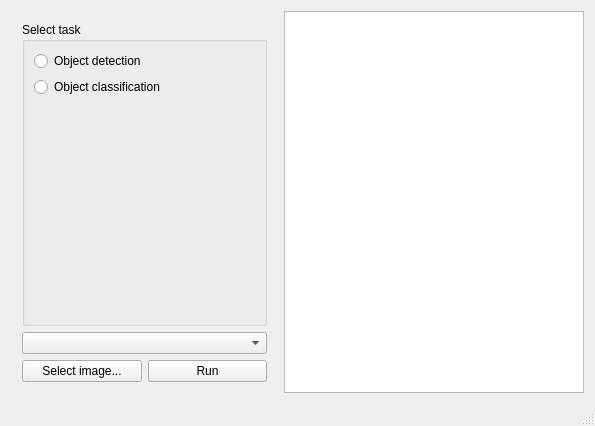
Old version of the form mainwindow.ui in the repository Svjatogor/chip_client.
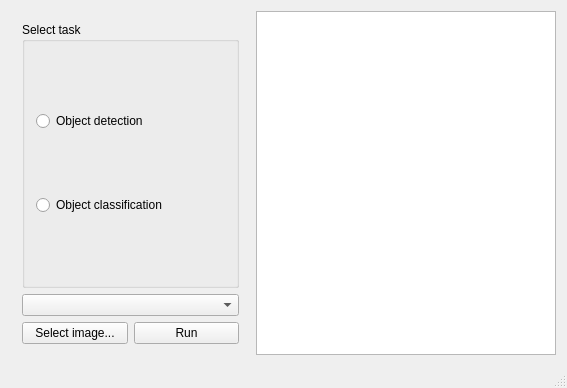
New version of the form. The open tabs and pages were chosen to show the change.

Commit message: Add minimum size

```diff
--- a/mainwindow.ui
+++ b/mainwindow.ui
@@ -6,8 +6,8 @@
    <rect>
     <x>0</x>
     <y>0</y>
-    <width>595</width>
-    <height>426</height>
+    <width>567</width>
+    <height>388</height>
    </rect>
   </property>
   <property name="windowTitle">
@@ -53,32 +53,22 @@
             <property name="title">
              <string>Select task</string>
             </property>
+            <layout class="QVBoxLayout" name="verticalLayout">
+             <item>
             <widget class="QRadioButton" name="radioButtonDetect">
-             <property name="geometry">
-              <rect>
-               <x>12</x>
-               <y>29</y>
-               <width>125</width>
-               <height>20</height>
-              </rect>
-             </property>
              <property name="text">
               <string>Object detection</string>
              </property>
             </widget>
+             </item>
+             <item>
             <widget class="QRadioButton" name="radioButtonClassif">
-             <property name="geometry">
-              <rect>
-               <x>12</x>
-               <y>55</y>
-               <width>146</width>
-               <height>20</height>
-              </rect>
-             </property>
              <property name="text">
               <string>Object classification</string>
              </property>
             </widget>
+             </item>
+            </layout>
            </widget>
           </item>
           <item>
@@ -118,7 +108,7 @@
       </property>
       <property name="maximumSize">
        <size>
-        <width>500</width>
+        <width>300</width>
         <height>16777215</height>
        </size>
       </property>
```
Left out of the diff: 2 changed lines with no effect on the pictures. Lines whose indentation alone changed are shown as unchanged. The commit also changes 1 other file.
